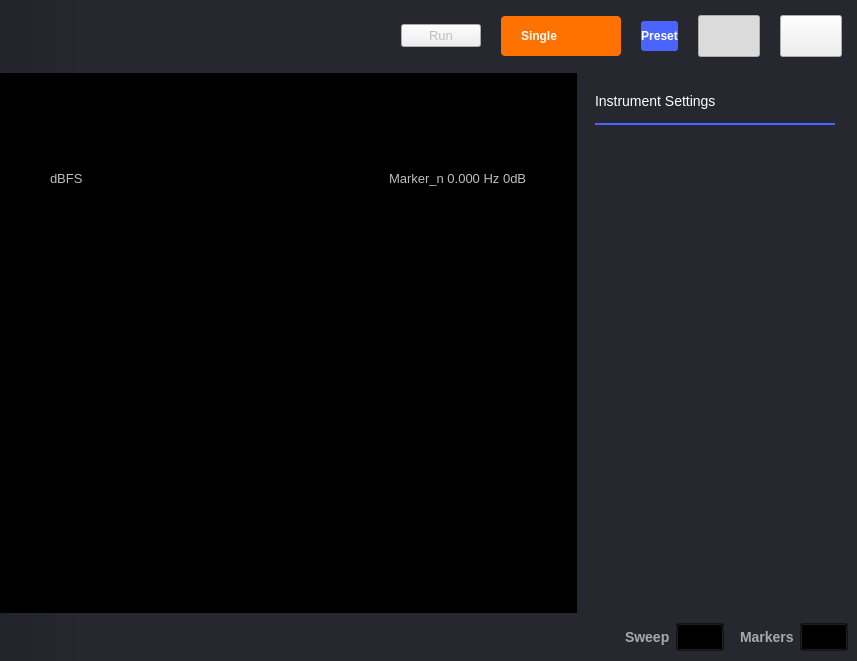
Qt form ui/spectrum_analyzer.ui (analogdevicesinc/scopy) before a commit.
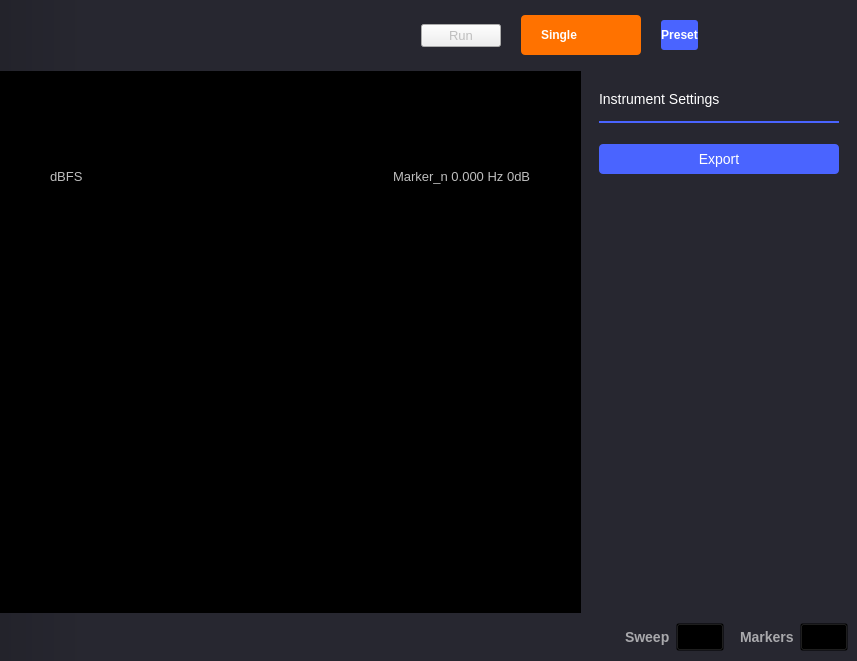
The same form after that commit. The open tabs and pages were chosen to show the change. Icons and pictures are not drawn. Custom widgets are drawn as their Qt base class.

Commit message: SpectrumAnalyzer: add export functionality

Diff of the .ui file:
```diff
--- a/ui/spectrum_analyzer.ui
+++ b/ui/spectrum_analyzer.ui
@@ -103,13 +103,13 @@
          <number>20</number>
         </property>
         <property name="topMargin">
-         <number>15</number>
+         <number>12</number>
         </property>
         <property name="rightMargin">
          <number>15</number>
         </property>
         <property name="bottomMargin">
-         <number>16</number>
+         <number>12</number>
         </property>
         <item>
          <spacer name="horizontalSpacer">
@@ -316,58 +316,114 @@
          </spacer>
         </item>
         <item>
-         <widget class="adiscope::CustomPushButton" name="btnToolSettings">
+         <widget class="QWidget" name="menuButtonsWidget" native="true">
+          <property name="minimumSize">
+           <size>
+            <width>20</width>
+            <height>0</height>
+           </size>
+          </property>
           <property name="styleSheet">
            <string notr="true">QPushButton {
   min-height: 40px;
   max-height: 40px;
   min-width: 60px;
   max-width: 60px;
+  padding-top:5px
 }
 
 QPushButton:checked {
-  border-image: url(:/icons/gear_wheel_pressed.svg);
+  border-top: 1px solid rgba(255,255,255,150);
 }
 
 QPushButton:!checked {
-  border-image: url(:/icons/gear_wheel.svg);
+  border-top: 1px solid rgba(255,255,255,0);
+}
+
+QPushButton:!checked:hover {
+  border-top: 1px solid rgba(255,255,255,0);
+}
+
+QPushButton:checked:hover {
+  border-top: 1px solid rgba(255,255,255,200);
 }</string>
           </property>
-          <property name="text">
-           <string/>
-          </property>
-          <property name="checkable">
-           <bool>true</bool>
-          </property>
-          <property name="checked">
-           <bool>true</bool>
-          </property>
-         </widget>
-        </item>
-        <item>
-         <widget class="QPushButton" name="btnSettings">
-          <property name="styleSheet">
-           <string notr="true">QPushButton {
-  min-height: 40px;
-  max-height: 40px;
-  min-width: 60px;
-  max-width: 60px;
+          <layout class="QHBoxLayout" name="horizontalLayout_6">
+           <property name="spacing">
+            <number>0</number>
+           </property>
+           <property name="leftMargin">
+            <number>0</number>
+           </property>
+           <property name="topMargin">
+            <number>0</number>
+           </property>
+           <property name="rightMargin">
+            <number>0</number>
+           </property>
+           <property name="bottomMargin">
+            <number>0</number>
+           </property>
+           <item>
+            <widget class="adiscope::CustomPushButton" name="btnToolSettings">
+             <property name="styleSheet">
+              <string notr="true">QPushButton:checked {
+  image: url(:/icons/gear_wheel_pressed.svg);
 }
 
+QPushButton:!checked {
+  image: url(:/icons/gear_wheel.svg);
+}
+
+
+QPushButton:!checked:hover {
+  image: url(:/icons/gear_wheel_hover.svg);
+}
+
+QPushButton:checked:hover {
+  image: url(:/icons/gear_wheel_pressed.svg);
+}</string>
+             </property>
+             <property name="text">
+              <string/>
+             </property>
+             <property name="checkable">
+              <bool>true</bool>
+             </property>
+             <property name="checked">
+              <bool>false</bool>
+             </property>
+            </widget>
+           </item>
+           <item>
+            <widget class="QPushButton" name="btnSettings">
+             <property name="styleSheet">
+              <string notr="true">
 QPushButton:checked {
-  border-image: url(:/icons/setup3_checked_hover.svg);
+  image: url(:/icons/setup3_checked_hover.svg);
 }
 
 QPushButton:!checked {
-  border-image: url(:/icons/setup3_unchecked.svg);
+  image: url(:/icons/setup3_unchecked.svg);
+}
+
+QPushButton:!checked:hover {
+  image: url(:/icons/setup3_unchecked_hover.svg);
+}
+
+QPushButton:checked:hover {
+  image: url(:/icons/setup3_checked_hover.svg);
 }</string>
-          </property>
-          <property name="text">
-           <string/>
-          </property>
-          <property name="checkable">
-           <bool>true</bool>
-          </property>
+             </property>
+             <property name="text">
+              <string/>
+             </property>
+             <property name="checkable">
+              <bool>true</bool>
+             </property>
+            </widget>
+           </item>
+          </layout>
          </widget>
         </item>
        </layout>
@@ -502,7 +558,7 @@
               </sizepolicy>
              </property>
              <property name="currentIndex">
-              <number>3</number>
+              <number>1</number>
              </property>
              <widget class="QWidget" name="channelSettings">
               <layout class="QVBoxLayout" name="verticalLayout_4">
@@ -537,18 +593,24 @@
                 <widget class="Line" name="lineChannelSettingsTitle">
                  <property name="minimumSize">
                   <size>
-                   <width>240</width>
-                   <height>2</height>
+                   <width>0</width>
+                   <height>0</height>
                   </size>
                  </property>
                  <property name="maximumSize">
                   <size>
-                   <width>240</width>
-                   <height>2</height>
+                   <width>16777215</width>
+                   <height>16777215</height>
                   </size>
                  </property>
                  <property name="styleSheet">
-                  <string notr="true">border: 2px solid rgb(74, 100, 255);</string>
+                  <string notr="true">color: #4A64FF;</string>
+                 </property>
+                 <property name="frameShadow">
+                  <enum>QFrame::Plain</enum>
+                 </property>
+                 <property name="lineWidth">
+                  <number>2</number>
                  </property>
                  <property name="orientation">
                   <enum>Qt::Horizontal</enum>
@@ -749,24 +811,75 @@
                 <widget class="Line" name="lineGeneralSettingsTitle">
                  <property name="minimumSize">
                   <size>
-                   <width>240</width>
+                   <width>0</width>
                    <height>2</height>
                   </size>
                  </property>
                  <property name="maximumSize">
                   <size>
-                   <width>240</width>
-                   <height>2</height>
+                   <width>16777215</width>
+                   <height>16777215</height>
                   </size>
                  </property>
                  <property name="styleSheet">
-                  <string notr="true">border: 2px solid rgb(74, 100, 255);</string>
+                  <string notr="true">color: #4A64FF;</string>
+                 </property>
+                 <property name="frameShadow">
+                  <enum>QFrame::Plain</enum>
+                 </property>
+                 <property name="lineWidth">
+                  <number>2</number>
                  </property>
                  <property name="orientation">
                   <enum>Qt::Horizontal</enum>
                  </property>
                 </widget>
                </item>
+               <item>
+                <spacer name="verticalSpacer_9">
+                 <property name="orientation">
+                  <enum>Qt::Vertical</enum>
+                 </property>
+                 <property name="sizeType">
+                  <enum>QSizePolicy::Fixed</enum>
+                 </property>
+                 <property name="sizeHint" stdset="0">
+                  <size>
+                   <width>20</width>
+                   <height>20</height>
+                  </size>
+                 </property>
+                </spacer>
+               </item>
+               <item>
+                <widget class="QPushButton" name="btnExport">
+                 <property name="styleSheet">
+                  <string notr="true">QPushButton {
+  min-height: 30px;
+  max-height: 30px;
+
+  border: 0px;
+  border-radius: 4px;
+
+  background-color: #4a64ff;
+  color: #ffffff;
+
+  font-size: 14px;
+}
+
+QPushButton:pressed {
+  background-color: #2a44df;
+}
+
+QPushButton:hover {
+	background-color: #4a34ff;
+}</string>
+                 </property>
+                 <property name="text">
+                  <string>Export</string>
+                 </property>
+                </widget>
+               </item>
                <item>
                 <spacer name="verticalSpacer">
                  <property name="orientation">
@@ -835,7 +948,7 @@
                 <widget class="Line" name="lineSweepSettingsTitle">
                  <property name="minimumSize">
                   <size>
-                   <width>240</width>
+                   <width>0</width>
                    <height>2</height>
                   </size>
                  </property>
@@ -846,7 +959,13 @@
                   </size>
                  </property>
                  <property name="styleSheet">
-                  <string notr="true">border: 2px solid rgb(74, 100, 255);</string>
+                  <string notr="true">color: #4A64FF;</string>
+                 </property>
+                 <property name="frameShadow">
+                  <enum>QFrame::Plain</enum>
+                 </property>
+                 <property name="lineWidth">
+                  <number>2</number>
                  </property>
                  <property name="orientation">
                   <enum>Qt::Horizontal</enum>
```
The commit also changes 2 other files.
